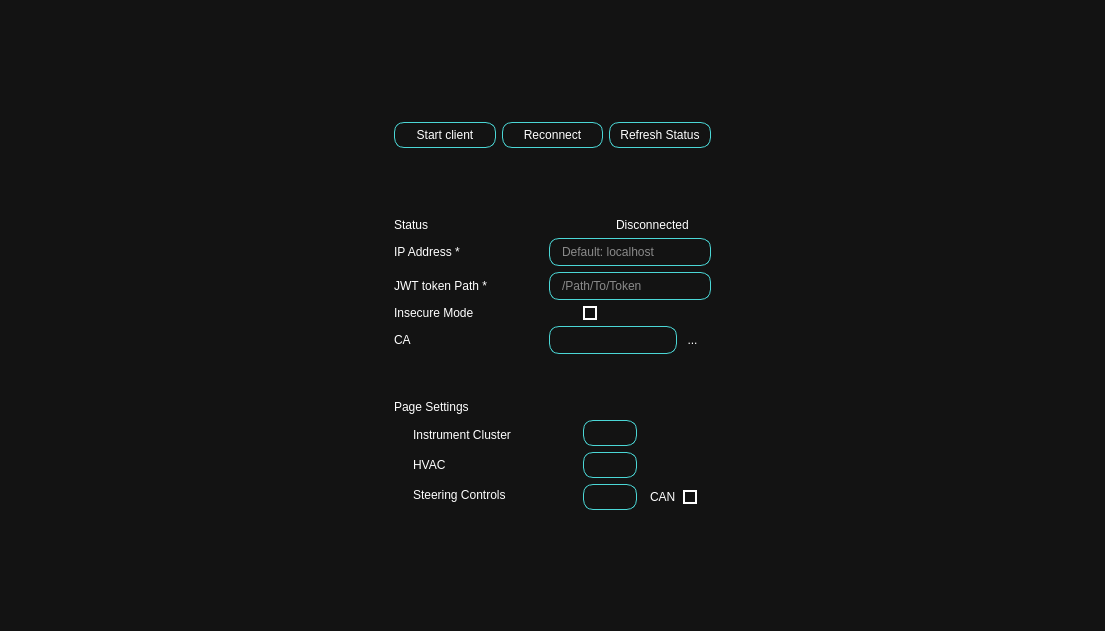
Qt form ui/Settings_Window.ui (AutomotiveGradeLinux/src-agl-demo-control-panel) before a commit.
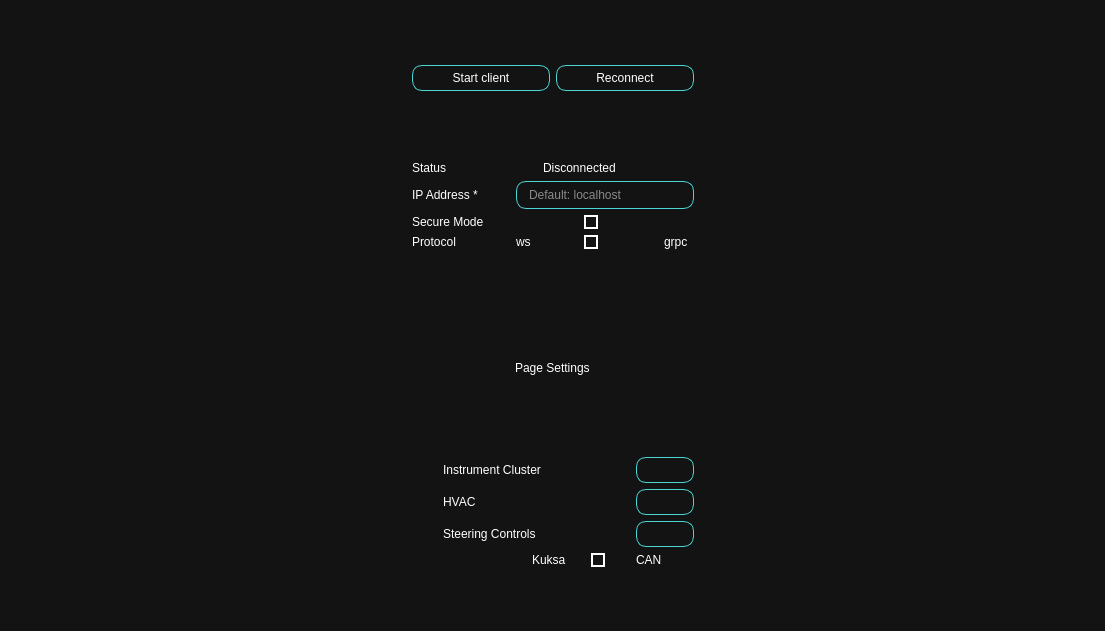
The same form after that commit. Icons and pictures are not drawn.

Commit message:
agl-demo-control-panel: Add grpc support for databroker
    - Add grpc support for databroker (set default protocol)
    - Add virtual car for script mode in IC app
    - Refine UI elements
    - Use specific grpc/ws jwt tokens
    - Simplify settings menu

Bug-AGL: SPEC-4905

Patch:
```diff
--- a/ui/Settings_Window.ui
+++ b/ui/Settings_Window.ui
@@ -71,8 +71,21 @@
   </property>
   <widget class="QWidget" name="centralwidget">
    <layout class="QGridLayout" name="gridLayout">
-    <item row="1" column="3" rowspan="4">
-     <spacer name="horizontalSpacer">
+    <item row="0" column="0" colspan="4">
+     <spacer name="verticalSpacer_3">
+      <property name="orientation">
+       <enum>Qt::Vertical</enum>
+      </property>
+      <property name="sizeHint" stdset="0">
+       <size>
+        <width>20</width>
+        <height>40</height>
+       </size>
+      </property>
+     </spacer>
+    </item>
+    <item row="1" column="0" rowspan="5">
+     <spacer name="horizontalSpacer_2">
       <property name="orientation">
        <enum>Qt::Horizontal</enum>
       </property>
@@ -84,6 +97,215 @@
       </property>
      </spacer>
     </item>
+    <item row="3" column="1" colspan="2">
+     <widget class="QFrame" name="frame_general_settings">
+      <property name="frameShape">
+       <enum>QFrame::StyledPanel</enum>
+      </property>
+      <property name="frameShadow">
+       <enum>QFrame::Raised</enum>
+      </property>
+      <layout class="QGridLayout" name="gridLayout_2">
+       <item row="1" column="5" colspan="2" alignment="Qt::AlignLeft">
+        <widget class="QLabel" name="connectionLogo">
+         <property name="text">
+          <string/>
+         </property>
+         <property name="pixmap">
+          <pixmap resource="../assets/res.qrc">:/Carbon_Icons/carbon_icons/connection-signal--off.svg</pixmap>
+         </property>
+        </widget>
+       </item>
+       <item row="2" column="0" colspan="4">
+        <widget class="QLabel" name="IPAddr">
+         <property name="text">
+          <string>IP Address *</string>
+         </property>
+        </widget>
+       </item>
+       <item row="4" column="7" alignment="Qt::AlignHCenter">
+        <widget class="QCheckBox" name="place_holder_toggle_2">
+         <property name="toolTip">
+          <string>Default: WS</string>
+         </property>
+         <property name="text">
+          <string/>
+         </property>
+        </widget>
+       </item>
+       <item row="4" column="0" colspan="3">
+        <widget class="QLabel" name="label_11">
+         <property name="toolTip">
+          <string>Default: WS</string>
+         </property>
+         <property name="text">
+          <string>Protocol</string>
+         </property>
+        </widget>
+       </item>
+       <item row="4" column="10" alignment="Qt::AlignLeft">
+        <widget class="QLabel" name="label_13">
+         <property name="text">
+          <string>grpc</string>
+         </property>
+        </widget>
+       </item>
+       <item row="1" column="0" colspan="4">
+        <widget class="QLabel" name="status">
+         <property name="text">
+          <string>Status</string>
+         </property>
+        </widget>
+       </item>
+       <item row="1" column="7">
+        <widget class="QLabel" name="connectionStatus">
+         <property name="sizePolicy">
+          <sizepolicy hsizetype="Expanding" vsizetype="Preferred">
+           <horstretch>0</horstretch>
+           <verstretch>0</verstretch>
+          </sizepolicy>
+         </property>
+         <property name="text">
+          <string>Disconnected</string>
+         </property>
+        </widget>
+       </item>
+       <item row="5" column="1" rowspan="2">
+        <widget class="QFrame" name="PageIcons">
+         <property name="frameShape">
+          <enum>QFrame::StyledPanel</enum>
+         </property>
+         <property name="frameShadow">
+          <enum>QFrame::Raised</enum>
+         </property>
+         <layout class="QVBoxLayout" name="verticalLayout">
+          <property name="spacing">
+           <number>0</number>
+          </property>
+          <property name="leftMargin">
+           <number>0</number>
+          </property>
+          <property name="topMargin">
+           <number>0</number>
+          </property>
+          <property name="rightMargin">
+           <number>0</number>
+          </property>
+          <property name="bottomMargin">
+           <number>0</number>
+          </property>
+         </layout>
+        </widget>
+       </item>
+       <item row="3" column="5">
+        <widget class="QLabel" name="label_9">
+         <property name="text">
+          <string/>
+         </property>
+         <property name="pixmap">
+          <pixmap resource="../assets/res.qrc">:/Carbon_Icons/carbon_icons/security-services.svg</pixmap>
+         </property>
+        </widget>
+       </item>
+       <item row="1" column="4" rowspan="4">
+        <spacer name="horizontalSpacer_3">
+         <property name="orientation">
+          <enum>Qt::Horizontal</enum>
+         </property>
+         <property name="sizeType">
+          <enum>QSizePolicy::Fixed</enum>
+         </property>
+         <property name="sizeHint" stdset="0">
+          <size>
+           <width>20</width>
+           <height>20</height>
+          </size>
+         </property>
+        </spacer>
+       </item>
+       <item row="3" column="0" colspan="4">
+        <widget class="QLabel" name="label">
+         <property name="toolTip">
+          <string>Default: Secure</string>
+         </property>
+         <property name="text">
+          <string>Secure Mode</string>
+         </property>
+        </widget>
+       </item>
+       <item row="5" column="2" rowspan="2">
+        <widget class="QFrame" name="PageLabels">
+         <property name="frameShape">
+          <enum>QFrame::StyledPanel</enum>
+         </property>
+         <property name="frameShadow">
+          <enum>QFrame::Raised</enum>
+         </property>
+         <layout class="QVBoxLayout" name="verticalLayout_2">
+          <property name="spacing">
+           <number>0</number>
+          </property>
+          <property name="leftMargin">
+           <number>0</number>
+          </property>
+          <property name="topMargin">
+           <number>0</number>
+          </property>
+          <property name="rightMargin">
+           <number>0</number>
+          </property>
+          <property name="bottomMargin">
+           <number>0</number>
+          </property>
+         </layout>
+        </widget>
+       </item>
+       <item row="4" column="5" alignment="Qt::AlignRight">
+        <widget class="QLabel" name="label_12">
+         <property name="text">
+          <string>ws</string>
+         </property>
+        </widget>
+       </item>
+       <item row="2" column="5" colspan="7">
+        <widget class="QLineEdit" name="IPAddrInput">
+         <property name="placeholderText">
+          <string>Default: localhost</string>
+         </property>
+        </widget>
+       </item>
+       <item row="3" column="6" colspan="3" alignment="Qt::AlignHCenter">
+        <widget class="QCheckBox" name="place_holder_toggle_1">
+         <property name="toolTip">
+          <string>Default: Secure</string>
+         </property>
+         <property name="text">
+          <string/>
+         </property>
+         <property name="checked">
+          <bool>false</bool>
+         </property>
+        </widget>
+       </item>
+       <item row="0" column="0" colspan="11">
+        <spacer name="verticalSpacer_2">
+         <property name="orientation">
+          <enum>Qt::Vertical</enum>
+         </property>
+         <property name="sizeType">
+          <enum>QSizePolicy::Maximum</enum>
+         </property>
+         <property name="sizeHint" stdset="0">
+          <size>
+           <width>20</width>
+           <height>40</height>
+          </size>
+         </property>
+        </spacer>
+       </item>
+      </layout>
+     </widget>
+    </item>
     <item row="1" column="1" colspan="2">
      <widget class="QFrame" name="frame_2">
       <property name="sizePolicy">
@@ -133,32 +355,10 @@
          </property>
         </widget>
        </item>
-       <item>
-        <widget class="QPushButton" name="refreshBtn">
-         <property name="enabled">
-          <bool>true</bool>
-         </property>
-         <property name="font">
-          <font>
-           <weight>50</weight>
-           <bold>false</bold>
-          </font>
-         </property>
-         <property name="text">
-          <string>Refresh Status</string>
-         </property>
-         <property name="iconSize">
-          <size>
-           <width>30</width>
-           <height>30</height>
-          </size>
-         </property>
-        </widget>
-       </item>
       </layout>
      </widget>
     </item>
-    <item row="4" column="1" colspan="2">
+    <item row="5" column="1" colspan="2">
      <spacer name="verticalSpacer">
       <property name="orientation">
        <enum>Qt::Vertical</enum>
@@ -174,8 +374,8 @@
       </property>
      </spacer>
     </item>
-    <item row="1" column="0" rowspan="4">
-     <spacer name="horizontalSpacer_2">
+    <item row="1" column="3" rowspan="5">
+     <spacer name="horizontalSpacer">
       <property name="orientation">
        <enum>Qt::Horizontal</enum>
       </property>
@@ -187,117 +387,113 @@
       </property>
      </spacer>
     </item>
-    <item row="3" column="1" colspan="2">
-     <widget class="QFrame" name="frame_3">
+    <item row="4" column="1" colspan="2">
+     <widget class="QFrame" name="frame_page_settings">
+      <property name="minimumSize">
+       <size>
+        <width>300</width>
+        <height>300</height>
+       </size>
+      </property>
       <property name="frameShape">
        <enum>QFrame::StyledPanel</enum>
       </property>
       <property name="frameShadow">
        <enum>QFrame::Raised</enum>
       </property>
-      <layout class="QGridLayout" name="gridLayout_2">
-       <item row="4" column="6" colspan="2">
-        <widget class="QCheckBox" name="place_holder_toggle_1">
+      <layout class="QGridLayout" name="gridLayout_3">
+       <item row="7" column="4">
+        <widget class="QPushButton" name="pushButton_3">
          <property name="text">
           <string/>
          </property>
-         <property name="checked">
-          <bool>false</bool>
+         <property name="icon">
+          <iconset resource="../assets/res.qrc">
+           <normaloff>:/Carbon_Icons/carbon_icons/view.svg</normaloff>:/Carbon_Icons/carbon_icons/view.svg</iconset>
          </property>
+         <property name="iconSize">
+          <size>
+           <width>30</width>
+           <height>30</height>
+          </size>
+         </property>
         </widget>
        </item>
-       <item row="0" column="1" colspan="8">
-        <spacer name="verticalSpacer_2">
-         <property name="orientation">
-          <enum>Qt::Vertical</enum>
+       <item row="5" column="4">
+        <widget class="QPushButton" name="pushButton">
+         <property name="text">
+          <string/>
          </property>
-         <property name="sizeType">
-          <enum>QSizePolicy::Maximum</enum>
+         <property name="icon">
+          <iconset resource="../assets/res.qrc">
+           <normaloff>:/Carbon_Icons/carbon_icons/view.svg</normaloff>:/Carbon_Icons/carbon_icons/view.svg</iconset>
          </property>
-         <property name="sizeHint" stdset="0">
+         <property name="iconSize">
           <size>
-           <width>20</width>
-           <height>40</height>
+           <width>30</width>
+           <height>30</height>
           </size>
          </property>
-        </spacer>
+        </widget>
        </item>
-       <item row="1" column="7" colspan="4">
-        <widget class="QLabel" name="connectionStatus">
+       <item row="6" column="4">
+        <widget class="QPushButton" name="pushButton_2">
+         <property name="text">
+          <string/>
+         </property>
+         <property name="icon">
+          <iconset resource="../assets/res.qrc">
+           <normaloff>:/Carbon_Icons/carbon_icons/view.svg</normaloff>:/Carbon_Icons/carbon_icons/view.svg</iconset>
+         </property>
+         <property name="iconSize">
+          <size>
+           <width>30</width>
+           <height>30</height>
+          </size>
+         </property>
+        </widget>
+       </item>
+       <item row="7" column="1" colspan="3">
+        <widget class="QLabel" name="label_5">
+         <property name="text">
+          <string>Steering Controls</string>
+         </property>
+        </widget>
+       </item>
+       <item row="6" column="0">
+        <widget class="QLabel" name="label_7">
          <property name="sizePolicy">
-          <sizepolicy hsizetype="Expanding" vsizetype="Preferred">
+          <sizepolicy hsizetype="Fixed" vsizetype="Fixed">
            <horstretch>0</horstretch>
            <verstretch>0</verstretch>
           </sizepolicy>
          </property>
-         <property name="text">
-          <string>Disconnected</string>
+         <property name="maximumSize">
+          <size>
+           <width>25</width>
+           <height>25</height>
+          </size>
          </property>
-        </widget>
-       </item>
-       <item row="8" column="2" rowspan="3">
-        <widget class="QFrame" name="PageLabels">
-         <property name="frameShape">
-          <enum>QFrame::StyledPanel</enum>
-         </property>
-         <property name="frameShadow">
-          <enum>QFrame::Raised</enum>
-         </property>
-         <layout class="QVBoxLayout" name="verticalLayout_2">
-          <property name="spacing">
-           <number>0</number>
-          </property>
-          <property name="leftMargin">
-           <number>0</number>
-          </property>
-          <property name="topMargin">
-           <number>0</number>
-          </property>
-          <property name="rightMargin">
-           <number>0</number>
-          </property>
-          <property name="bottomMargin">
-           <number>0</number>
-          </property>
-          <item>
-           <widget class="QLabel" name="label_3">
-            <property name="text">
-             <string>Instrument Cluster</string>
-            </property>
-           </widget>
-          </item>
-          <item>
-           <widget class="QLabel" name="label_4">
-            <property name="text">
-             <string>HVAC</string>
-            </property>
-           </widget>
-          </item>
-          <item>
-           <widget class="QLabel" name="label_5">
-            <property name="text">
-             <string>Steering Controls</string>
-            </property>
-           </widget>
-          </item>
-         </layout>
-        </widget>
-       </item>
-       <item row="2" column="0" colspan="4">
-        <widget class="QLabel" name="IPAddr">
-         <property name="text">
-          <string>IP Address *</string>
-         </property>
-        </widget>
-       </item>
-       <item row="10" column="9">
-        <widget class="QCheckBox" name="place_holder_toggle_2">
          <property name="text">
           <string/>
          </property>
         </widget>
        </item>
-       <item row="8" column="0">
+       <item row="0" column="0" colspan="5" alignment="Qt::AlignHCenter">
+        <widget class="QLabel" name="label_2">
+         <property name="text">
+          <string>Page Settings</string>
+         </property>
+        </widget>
+       </item>
+       <item row="6" column="1" colspan="3">
+        <widget class="QLabel" name="label_4">
+         <property name="text">
+          <string>HVAC</string>
+         </property>
+        </widget>
+       </item>
+       <item row="5" column="0">
         <widget class="QLabel" name="label_6">
          <property name="sizePolicy">
           <sizepolicy hsizetype="Fixed" vsizetype="Ignored">
@@ -322,31 +518,14 @@
          </property>
         </widget>
        </item>
-       <item row="10" column="6" colspan="2" alignment="Qt::AlignLeft">
-        <widget class="QPushButton" name="pushButton_3">
+       <item row="5" column="1" colspan="3">
+        <widget class="QLabel" name="label_3">
          <property name="text">
-          <string/>
+          <string>Instrument Cluster</string>
          </property>
-         <property name="icon">
-          <iconset resource="../assets/res.qrc">
-           <normaloff>:/Carbon_Icons/carbon_icons/view.svg</normaloff>:/Carbon_Icons/carbon_icons/view.svg</iconset>
-         </property>
-         <property name="iconSize">
-          <size>
-           <width>30</width>
-           <height>30</height>
-          </size>
-         </property>
         </widget>
        </item>
-       <item row="3" column="0" colspan="4">
-        <widget class="QLabel" name="tokenPath">
-         <property name="text">
-          <string>JWT token Path *</string>
-         </property>
-        </widget>
-       </item>
-       <item row="10" column="0">
+       <item row="7" column="0">
         <widget class="QLabel" name="label_8">
          <property name="sizePolicy">
           <sizepolicy hsizetype="Fixed" vsizetype="Fixed">
@@ -371,194 +550,34 @@
          </property>
         </widget>
        </item>
-       <item row="5" column="0" colspan="3">
-        <widget class="QLabel" name="label_11">
-         <property name="text">
-          <string>CA</string>
-         </property>
-        </widget>
-       </item>
-       <item row="4" column="0" colspan="4">
-        <widget class="QLabel" name="label">
-         <property name="text">
-          <string>Insecure Mode</string>
-         </property>
-        </widget>
-       </item>
-       <item row="4" column="5">
-        <widget class="QLabel" name="label_9">
-         <property name="text">
-          <string/>
-         </property>
-         <property name="pixmap">
-          <pixmap resource="../assets/res.qrc">:/Carbon_Icons/carbon_icons/security-services.svg</pixmap>
-         </property>
-        </widget>
-       </item>
-       <item row="6" column="1" colspan="7">
-        <spacer name="verticalSpacer_4">
-         <property name="orientation">
-          <enum>Qt::Vertical</enum>
-         </property>
-         <property name="sizeHint" stdset="0">
-          <size>
-           <width>20</width>
-           <height>40</height>
-          </size>
-         </property>
-        </spacer>
-       </item>
-       <item row="5" column="9" colspan="2">
-        <widget class="QToolButton" name="toolButton">
-         <property name="text">
-          <string>...</string>
-         </property>
-        </widget>
-       </item>
-       <item row="7" column="0" colspan="11">
-        <widget class="QLabel" name="label_2">
-         <property name="text">
-          <string>Page Settings</string>
-         </property>
-        </widget>
-       </item>
-       <item row="8" column="1" rowspan="3">
-        <widget class="QFrame" name="PageIcons">
-         <property name="frameShape">
-          <enum>QFrame::StyledPanel</enum>
-         </property>
-         <property name="frameShadow">
-          <enum>QFrame::Raised</enum>
-         </property>
-         <layout class="QVBoxLayout" name="verticalLayout">
-          <property name="spacing">
-           <number>0</number>
-          </property>
-          <property name="leftMargin">
-           <number>0</number>
-          </property>
-          <property name="topMargin">
-           <number>0</number>
-          </property>
-          <property name="rightMargin">
-           <number>0</number>
-          </property>
-          <property name="bottomMargin">
-           <number>0</number>
-          </property>
-         </layout>
-        </widget>
-       </item>
-       <item row="1" column="4" rowspan="4">
-        <spacer name="horizontalSpacer_3">
-         <property name="orientation">
-          <enum>Qt::Horizontal</enum>
-         </property>
-         <property name="sizeType">
-          <enum>QSizePolicy::Fixed</enum>
-         </property>
-         <property name="sizeHint" stdset="0">
-          <size>
-           <width>20</width>
-           <height>20</height>
-          </size>
-         </property>
-        </spacer>
-       </item>
-       <item row="9" column="0">
-        <widget class="QLabel" name="label_7">
-         <property name="sizePolicy">
-          <sizepolicy hsizetype="Fixed" vsizetype="Fixed">
-           <horstretch>0</horstretch>
-           <verstretch>0</verstretch>
-          </sizepolicy>
-         </property>
-         <property name="maximumSize">
-          <size>
-           <width>25</width>
-           <height>25</height>
-          </size>
-         </property>
-         <property name="text">
-          <string/>
-         </property>
-         <property name="pixmap">
-          <pixmap resource="../assets/res.qrc">:/Carbon_Icons/carbon_icons/windy--strong.svg</pixmap>
-         </property>
-         <property name="scaledContents">
-          <bool>true</bool>
-         </property>
-        </widget>
-       </item>
-       <item row="10" column="8">
+       <item row="8" column="4" alignment="Qt::AlignLeft">
         <widget class="QLabel" name="label_10">
          <property name="text">
           <string>CAN</string>
          </property>
         </widget>
        </item>
-       <item row="2" column="5" colspan="6">
-        <widget class="QLineEdit" name="IPAddrInput">
-         <property name="placeholderText">
-          <string>Default: localhost</string>
-         </property>
-        </widget>
-       </item>
-       <item row="9" column="6" colspan="2" alignment="Qt::AlignLeft">
-        <widget class="QPushButton" name="pushButton_2">
+       <item row="8" column="3" alignment="Qt::AlignHCenter">
+        <widget class="QCheckBox" name="place_holder_toggle_3">
          <property name="text">
           <string/>
          </property>
-         <property name="icon">
-          <iconset resource="../assets/res.qrc">
-           <normaloff>:/Carbon_Icons/carbon_icons/view.svg</normaloff>:/Carbon_Icons/carbon_icons/view.svg</iconset>
-         </property>
-         <property name="iconSize">
-          <size>
-           <width>30</width>
-           <height>30</height>
-          </size>
-         </property>
         </widget>
        </item>
-       <item row="1" column="5" colspan="2">
-        <widget class="QLabel" name="connectionLogo">
+       <item row="8" column="2" alignment="Qt::AlignRight|Qt::AlignVCenter">
+        <widget class="QLabel" name="label_14">
          <property name="text">
-          <string/>
+          <string>Kuksa</string>
          </property>
         </widget>
        </item>
-       <item row="3" column="5" colspan="6">
-        <widget class="QLineEdit" name="tokenPathInput">
-         <property name="placeholderText">
-          <string>/Path/To/Token</string>
-         </property>
-        </widget>
-       </item>
-       <item row="1" column="0" colspan="4">
-        <widget class="QLabel" name="status">
+       <item row="8" column="1" alignment="Qt::AlignHCenter|Qt::AlignVCenter">
+        <widget class="QLabel" name="label_15">
          <property name="text">
-          <string>Status</string>
-         </property>
-        </widget>
-       </item>
-       <item row="5" column="5" colspan="4">
-        <widget class="QLineEdit" name="lineEdit"/>
-       </item>
-       <item row="8" column="6" colspan="2" alignment="Qt::AlignLeft">
-        <widget class="QPushButton" name="pushButton">
-         <property name="text">
           <string/>
          </property>
-         <property name="icon">
-          <iconset resource="../assets/res.qrc">
-           <normaloff>:/Carbon_Icons/carbon_icons/view.svg</normaloff>:/Carbon_Icons/carbon_icons/view.svg</iconset>
-         </property>
-         <property name="iconSize">
-          <size>
-           <width>30</width>
-           <height>30</height>
-          </size>
+         <property name="pixmap">
+          <pixmap resource="../assets/res.qrc">:/Carbon_Icons/carbon_icons/x-axis.svg</pixmap>
          </property>
         </widget>
        </item>
```
Left out of the diff: 19 changed lines with no effect on the pictures. The commit also changes 8 other files.
